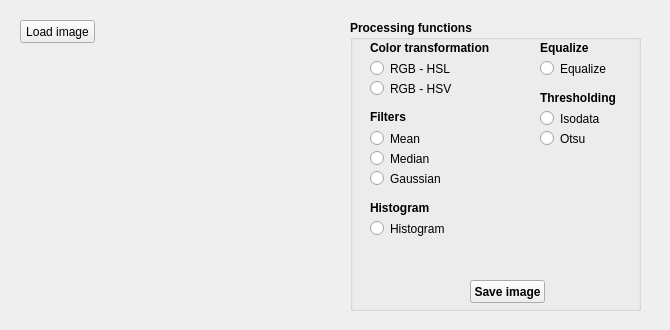
First picture: the form in mainwindow.ui, repository JCamiloo/ImageProcessing, before the edit.
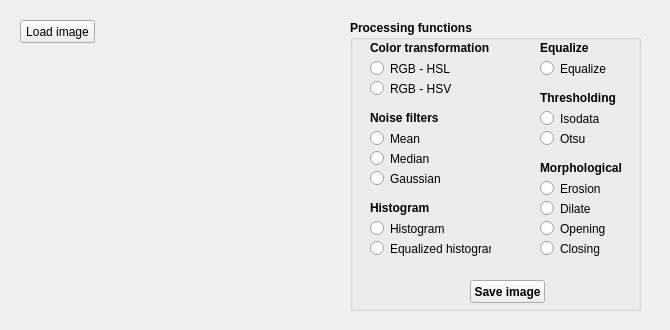
Second picture: the form after the edit.

Commit message: morphological operators and chart of equalized histogram added

```diff
--- a/mainwindow.ui
+++ b/mainwindow.ui
@@ -199,12 +199,12 @@
       <rect>
        <x>20</x>
        <y>90</y>
-       <width>47</width>
-       <height>13</height>
+       <width>71</width>
+       <height>16</height>
       </rect>
      </property>
      <property name="text">
-      <string>Filters</string>
+      <string>Noise filters</string>
      </property>
     </widget>
     <widget class="QLabel" name="label_2">
@@ -316,6 +316,114 @@
       <string>Equalize</string>
      </property>
     </widget>
+    <widget class="QLabel" name="label_6">
+     <property name="geometry">
+      <rect>
+       <x>190</x>
+       <y>140</y>
+       <width>81</width>
+       <height>16</height>
+      </rect>
+     </property>
+     <property name="text">
+      <string>Morphological</string>
+     </property>
+    </widget>
+    <widget class="QRadioButton" name="radioButtonErosion">
+     <property name="geometry">
+      <rect>
+       <x>190</x>
+       <y>160</y>
+       <width>82</width>
+       <height>17</height>
+      </rect>
+     </property>
+     <property name="font">
+      <font>
+       <weight>50</weight>
+       <bold>false</bold>
+      </font>
+     </property>
+     <property name="text">
+      <string>Erosion</string>
+     </property>
+    </widget>
+    <widget class="QRadioButton" name="radioButtonDilate">
+     <property name="geometry">
+      <rect>
+       <x>190</x>
+       <y>180</y>
+       <width>82</width>
+       <height>17</height>
+      </rect>
+     </property>
+     <property name="font">
+      <font>
+       <weight>50</weight>
+       <bold>false</bold>
+      </font>
+     </property>
+     <property name="text">
+      <string>Dilate</string>
+     </property>
+    </widget>
+    <widget class="QRadioButton" name="radioButtonOpening">
+     <property name="geometry">
+      <rect>
+       <x>190</x>
+       <y>200</y>
+       <width>82</width>
+       <height>17</height>
+      </rect>
+     </property>
+     <property name="font">
+      <font>
+       <weight>50</weight>
+       <bold>false</bold>
+      </font>
+     </property>
+     <property name="text">
+      <string>Opening</string>
+     </property>
+    </widget>
+    <widget class="QRadioButton" name="radioButtonClosing">
+     <property name="geometry">
+      <rect>
+       <x>190</x>
+       <y>220</y>
+       <width>82</width>
+       <height>17</height>
+      </rect>
+     </property>
+     <property name="font">
+      <font>
+       <weight>50</weight>
+       <bold>false</bold>
+      </font>
+     </property>
+     <property name="text">
+      <string>Closing</string>
+     </property>
+    </widget>
+    <widget class="QRadioButton" name="radioButtonEquHistogram">
+     <property name="geometry">
+      <rect>
+       <x>20</x>
+       <y>220</y>
+       <width>121</width>
+       <height>17</height>
+      </rect>
+     </property>
+     <property name="font">
+      <font>
+       <weight>50</weight>
+       <bold>false</bold>
+      </font>
+     </property>
+     <property name="text">
+      <string>Equalized histogram</string>
+     </property>
+    </widget>
    </widget>
    <widget class="QLabel" name="labelImage">
     <property name="geometry">
```
The commit also changes 8 other files.
